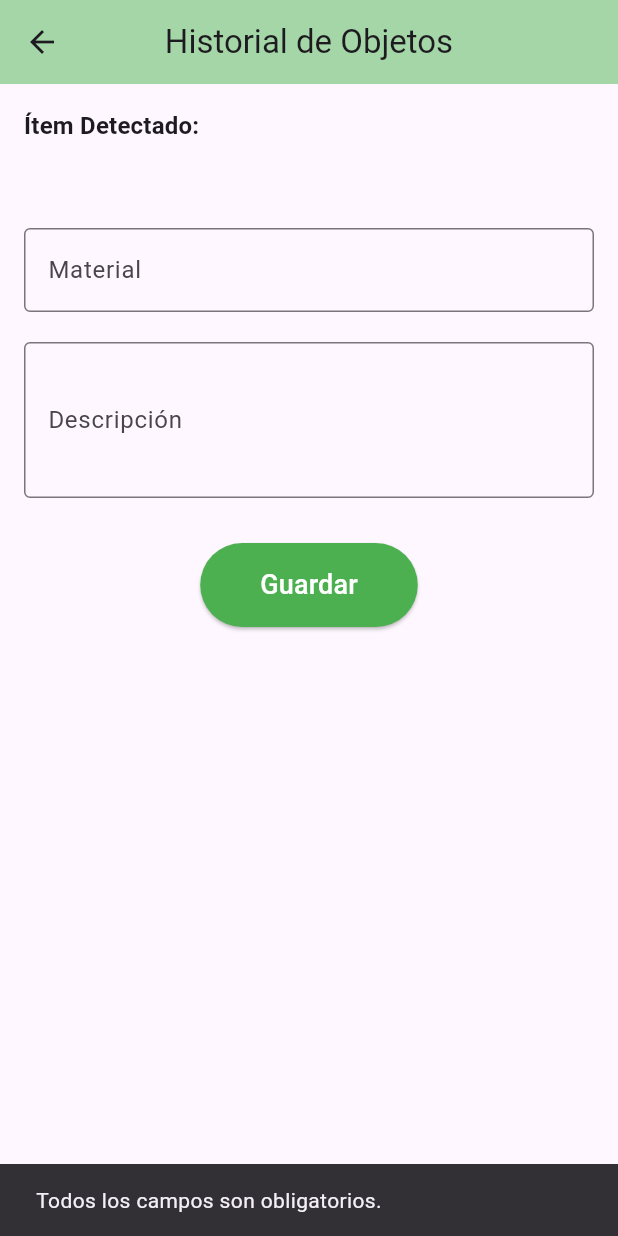
After one commit to CMSB091/reclicla_me, a Flutter app: the HistorialPage screen opened directly, after a tap on "Guardar", on a phone screen of 412 x 824 dp. The commit adds this screen. Run offline on Flutter 3.47's test engine with Material 3 defaults, Android fonts, the phone set to English and light mode, and no system bars; our stand-ins replace another_flutter_splash_screen, audioplayers, cached_network_image, camera, cloud_firestore, connectivity_plus and 11 more; missing offline and left inert: dart_seq, dart_seq_http_client, device_apps, flutter_tflite, flutter_vibrate; accounts and stored records are empty; project files that could hold a hidden picture were left out.

Commit message:
Se agrega la página historial y el botón de guardar en la página de noticias

```diff
--- /dev/null
+++ b/lib/widgets/historialPage.dart
@@ -0,0 +1,146 @@
+import 'package:flutter/material.dart';
+import 'package:cloud_firestore/cloud_firestore.dart';
+import 'package:firebase_auth/firebase_auth.dart';
+
+class HistorialPage extends StatefulWidget {
+  final String detectedItem;
+
+  const HistorialPage({Key? key, required this.detectedItem}) : super(key: key);
+
+  @override
+  State<HistorialPage> createState() => _HistorialPageState();
+}
+
+class _HistorialPageState extends State<HistorialPage> {
+  final TextEditingController _materialController = TextEditingController();
+  final TextEditingController _descriptionController = TextEditingController();
+  final FirebaseAuth _auth = FirebaseAuth.instance;
+
+  /// Guarda los datos en Firestore
+  Future<void> _saveToFirestore() async {
+    try {
+      final user = _auth.currentUser;
+
+      if (user == null) {
+        // Manejo si no hay un usuario logueado
+        ScaffoldMessenger.of(context).showSnackBar(
+          const SnackBar(content: Text("No se encontró usuario logueado.")),
+        );
+        return;
+      }
+
+      final email = user.email;
+      final currentTime = DateTime.now();
+
+      // Valida los campos antes de guardar
+      if (_materialController.text.trim().isEmpty ||
+          _descriptionController.text.trim().isEmpty) {
+        ScaffoldMessenger.of(context).showSnackBar(
+          const SnackBar(content: Text("Todos los campos son obligatorios.")),
+        );
+        return;
+      }
+
+      // Guarda los datos en Firestore en la colección "historial"
+      await FirebaseFirestore.instance.collection('historial').add({
+        'item': widget.detectedItem,
+        'material': _materialController.text.trim(),
+        'descripcion': _descriptionController.text.trim(),
+        'email': email,
+        'fecha': currentTime.toIso8601String(),
+      });
+
+      ScaffoldMessenger.of(context).showSnackBar(
+        const SnackBar(content: Text("Datos guardados exitosamente.")),
+      );
+
+      // Limpia los campos después de guardar
+      setState(() {
+        _materialController.clear();
+        _descriptionController.clear();
+      });
+    } catch (e) {
+      print("Error al guardar en Firestore: $e");
+      ScaffoldMessenger.of(context).showSnackBar(
+        SnackBar(content: Text("Error al guardar: $e")),
+      );
+    }
+  }
+
+  @override
+  void dispose() {
+    _materialController.dispose();
+    _descriptionController.dispose();
+    super.dispose();
+  }
+
+  @override
+  Widget build(BuildContext context) {
+    return Scaffold(
+      appBar: AppBar(
+        title: const Text('Historial de Objetos'),
+        centerTitle: true,
+        backgroundColor: Colors.green.shade200,
+      ),
+      body: Padding(
+        padding: const EdgeInsets.all(16.0),
+        child: SingleChildScrollView(
+          child: Column(
+            crossAxisAlignment: CrossAxisAlignment.start,
+            children: [
+              Text(
+                'Ítem Detectado:',
+                style: Theme.of(context).textTheme.titleMedium?.copyWith(
+                      fontWeight: FontWeight.bold,
+                    ),
+              ),
+              const SizedBox(height: 10),
+              Text(
+                widget.detectedItem,
+                style: const TextStyle(
+                  fontSize: 18,
+                  fontWeight: FontWeight.bold,
+                  color: Colors.blueGrey,
+                ),
+              ),
+              const SizedBox(height: 20),
+              TextField(
+                controller: _materialController,
+                decoration: const InputDecoration(
+                  labelText: 'Material',
+                  border: OutlineInputBorder(),
+                ),
+              ),
+              const SizedBox(height: 20),
+              TextField(
+                controller: _descriptionController,
+                decoration: const InputDecoration(
+                  labelText: 'Descripción',
+                  border: OutlineInputBorder(),
+                ),
+                maxLines: 3,
+              ),
+              const SizedBox(height: 30),
+              Center(
+                child: ElevatedButton(
+                  onPressed: _saveToFirestore,
+                  style: ElevatedButton.styleFrom(
+                    backgroundColor: Colors.green,
+                    padding: const EdgeInsets.symmetric(
+                      horizontal: 40,
+                      vertical: 15,
+                    ),
+                  ),
+                  child: const Text(
+                    'Guardar',
+                    style: TextStyle(fontSize: 18, color: Colors.white),
+                  ),
+                ),
+              ),
+            ],
+          ),
+        ),
+      ),
+    );
+  }
+}
```
Also changed, not shown: lib/widgets/inicio.dart (+7 -2 lines), lib/widgets/noticias.dart (+67 -0 lines), lib/widgets/object_detection_screen.dart (+74 -21 lines), pubspec.lock.
